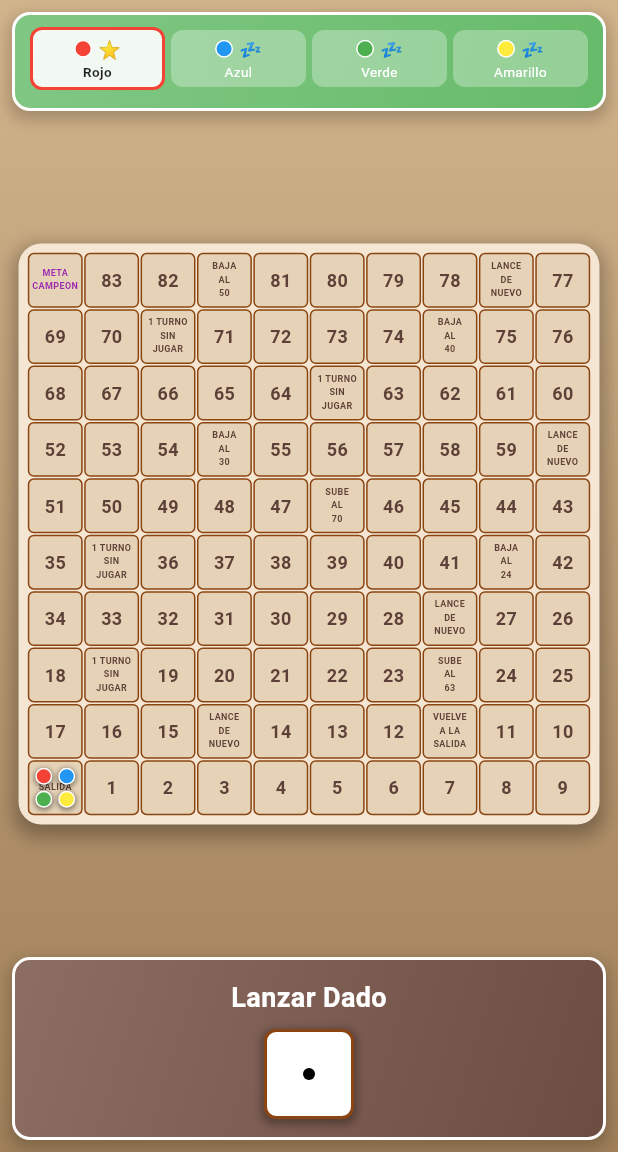
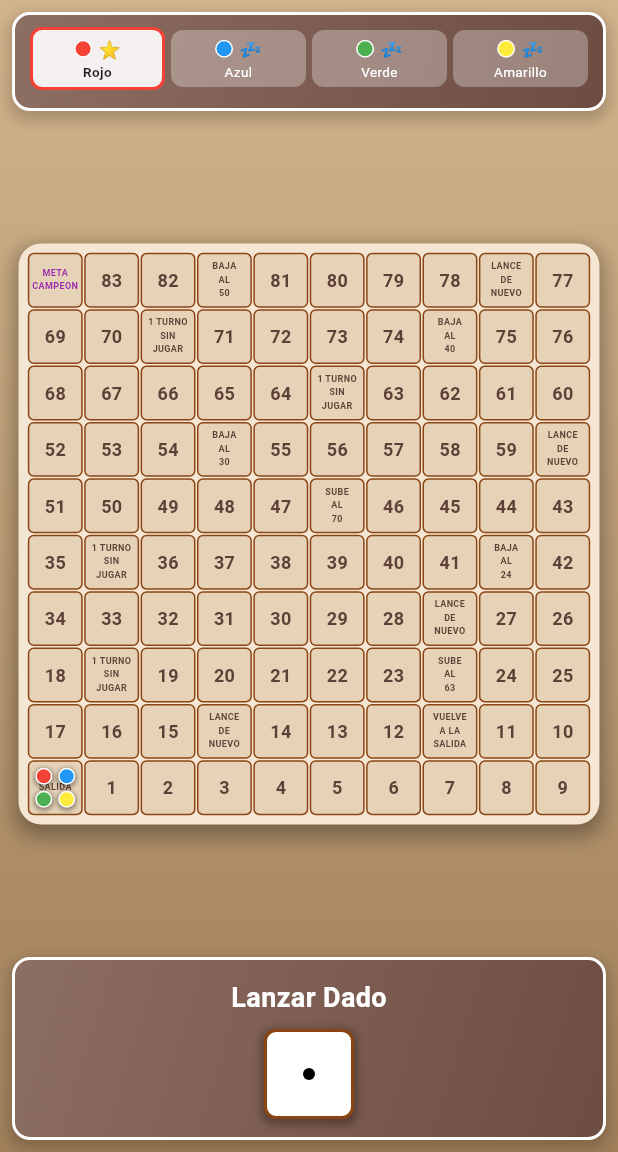
Before and after one commit to hairodiaz/parchis_reverse_flutterApp, a Flutter app: the ParchisBoard screen opened directly, on a phone screen of 412 x 824 dp, the part 84-1236 px from its top. Run offline on Flutter 3.47's test engine with Material 3 defaults, Android fonts, the phone set to English and light mode, and no system bars.

Commit message:
MEJORA VISUAL: Panel de jugadores usa mismo color marrón del dado para consistencia de diseño

```diff
--- a/lib/main.dart
+++ b/lib/main.dart
@@ -2141,7 +2141,7 @@ class _ParchisBoardState extends State<ParchisBoard> with TickerProviderStateMix
                     gradient: const LinearGradient(
                       begin: Alignment.topLeft,
                       end: Alignment.bottomRight,
-                      colors: [Color(0xFF81C784), Color(0xFF66BB6A)],
+                      colors: [Color(0xFF8D6E63), Color(0xFF6D4C41)], // Mismo color del dado
                     ),
                     borderRadius: BorderRadius.circular(12),
                     border: Border.all(color: Colors.white, width: 2),
```
